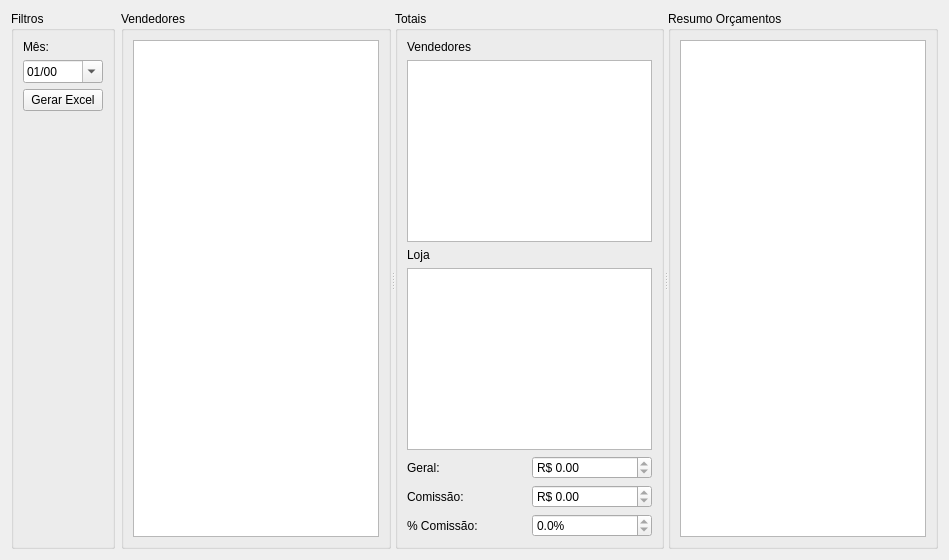
Above: ui/widgetrelatorio.ui from darktorres/ERP-STACCATO before the change. Below: the same form after it.
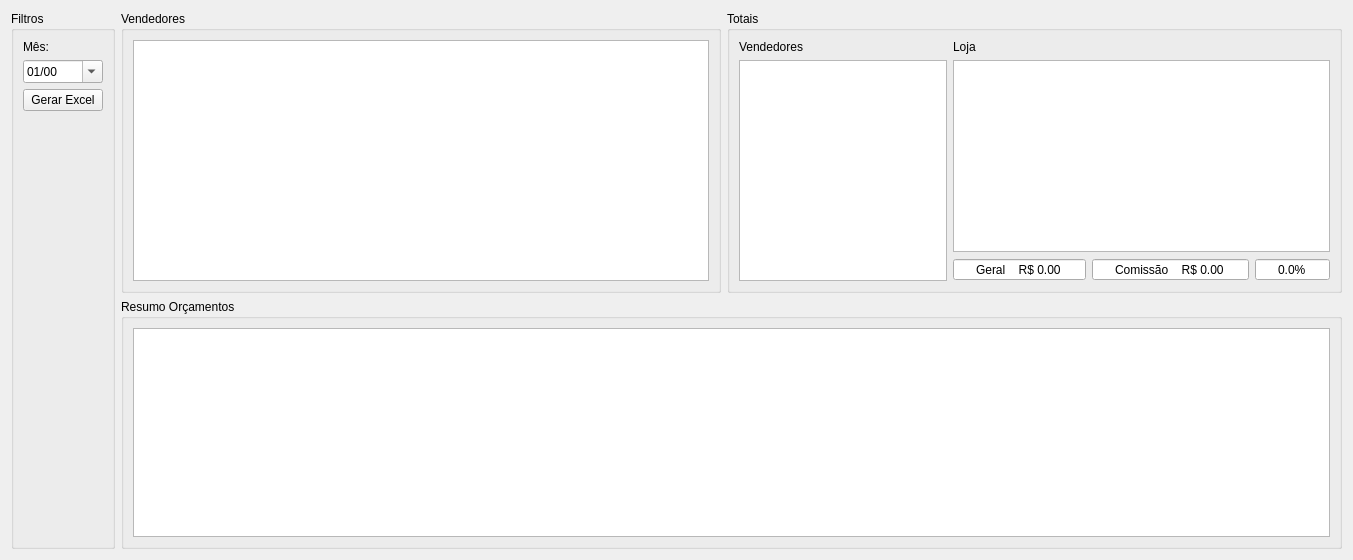
That is the form after the change. Custom widgets are drawn as their Qt base class.

```diff
--- a/ui/widgetrelatorio.ui
+++ b/ui/widgetrelatorio.ui
@@ -6,15 +6,199 @@
    <rect>
     <x>0</x>
     <y>0</y>
-    <width>949</width>
+    <width>1353</width>
     <height>560</height>
    </rect>
   </property>
   <property name="windowTitle">
    <string>Form</string>
   </property>
-  <layout class="QGridLayout" name="gridLayout">
-   <item row="0" column="0">
+  <layout class="QGridLayout" name="gridLayout_6">
+   <item row="0" column="1">
+    <widget class="QGroupBox" name="groupBox">
+     <property name="minimumSize">
+      <size>
+       <width>600</width>
+       <height>0</height>
+      </size>
+     </property>
+     <property name="title">
+      <string>Vendedores</string>
+     </property>
+     <layout class="QGridLayout" name="gridLayout_2">
+      <item row="1" column="2" rowspan="4" colspan="3">
+       <widget class="TableView" name="tableRelatorio">
+        <property name="mouseTracking">
+         <bool>true</bool>
+        </property>
+        <property name="editTriggers">
+         <set>QAbstractItemView::NoEditTriggers</set>
+        </property>
+        <property name="alternatingRowColors">
+         <bool>true</bool>
+        </property>
+        <property name="selectionBehavior">
+         <enum>QAbstractItemView::SelectRows</enum>
+        </property>
+       </widget>
+      </item>
+     </layout>
+    </widget>
+   </item>
+   <item row="0" column="2">
+    <widget class="QGroupBox" name="groupBoxTotais">
+     <property name="title">
+      <string>Totais</string>
+     </property>
+     <layout class="QGridLayout" name="gridLayout_4">
+      <item row="0" column="0">
+       <widget class="QLabel" name="labelTotalVendedor">
+        <property name="text">
+         <string>Vendedores</string>
+        </property>
+       </widget>
+      </item>
+      <item row="0" column="1">
+       <widget class="QLabel" name="labelTotalLoja">
+        <property name="text">
+         <string>Loja</string>
+        </property>
+       </widget>
+      </item>
+      <item row="1" column="1">
+       <widget class="TableView" name="tableTotalLoja">
+        <property name="mouseTracking">
+         <bool>true</bool>
+        </property>
+        <property name="editTriggers">
+         <set>QAbstractItemView::NoEditTriggers</set>
+        </property>
+        <property name="alternatingRowColors">
+         <bool>true</bool>
+        </property>
+        <property name="selectionBehavior">
+         <enum>QAbstractItemView::SelectRows</enum>
+        </property>
+       </widget>
+      </item>
+      <item row="2" column="1">
+       <layout class="QGridLayout" name="gridLayout">
+        <item row="0" column="1">
+         <widget class="QDoubleSpinBox" name="doubleSpinBoxValorComissao">
+          <property name="alignment">
+           <set>Qt::AlignCenter</set>
+          </property>
+          <property name="readOnly">
+           <bool>true</bool>
+          </property>
+          <property name="buttonSymbols">
+           <enum>QAbstractSpinBox::NoButtons</enum>
+          </property>
+          <property name="showGroupSeparator" stdset="0">
+           <bool>true</bool>
+          </property>
+          <property name="prefix">
+           <string>Comissão    R$ </string>
+          </property>
+          <property name="maximum">
+           <double>99999999.989999994635582</double>
+          </property>
+         </widget>
+        </item>
+        <item row="0" column="2">
+         <widget class="QDoubleSpinBox" name="doubleSpinBoxPorcentagemComissao">
+          <property name="alignment">
+           <set>Qt::AlignCenter</set>
+          </property>
+          <property name="readOnly">
+           <bool>true</bool>
+          </property>
+          <property name="buttonSymbols">
+           <enum>QAbstractSpinBox::NoButtons</enum>
+          </property>
+          <property name="showGroupSeparator" stdset="0">
+           <bool>true</bool>
+          </property>
+          <property name="suffix">
+           <string>%</string>
+          </property>
+          <property name="decimals">
+           <number>1</number>
+          </property>
+          <property name="maximum">
+           <double>1000000.000000000000000</double>
+          </property>
+         </widget>
+        </item>
+        <item row="0" column="0">
+         <widget class="QDoubleSpinBox" name="doubleSpinBoxGeral">
+          <property name="alignment">
+           <set>Qt::AlignCenter</set>
+          </property>
+          <property name="readOnly">
+           <bool>true</bool>
+          </property>
+          <property name="buttonSymbols">
+           <enum>QAbstractSpinBox::NoButtons</enum>
+          </property>
+          <property name="showGroupSeparator" stdset="0">
+           <bool>true</bool>
+          </property>
+          <property name="prefix">
+           <string>Geral    R$ </string>
+          </property>
+          <property name="maximum">
+           <double>99999999.989999994635582</double>
+          </property>
+         </widget>
+        </item>
+       </layout>
+      </item>
+      <item row="1" column="0" rowspan="2">
+       <widget class="TableView" name="tableTotalVendedor">
+        <property name="mouseTracking">
+         <bool>true</bool>
+        </property>
+        <property name="editTriggers">
+         <set>QAbstractItemView::NoEditTriggers</set>
+        </property>
+        <property name="alternatingRowColors">
+         <bool>true</bool>
+        </property>
+        <property name="selectionBehavior">
+         <enum>QAbstractItemView::SelectRows</enum>
+        </property>
+       </widget>
+      </item>
+     </layout>
+    </widget>
+   </item>
+   <item row="1" column="1" colspan="2">
+    <widget class="QGroupBox" name="groupBoxResumoOrcamento">
+     <property name="title">
+      <string>Resumo Orçamentos</string>
+     </property>
+     <layout class="QGridLayout" name="gridLayout_5">
+      <item row="0" column="0">
+       <widget class="TableView" name="tableResumoOrcamento">
+        <property name="mouseTracking">
+         <bool>true</bool>
+        </property>
+        <property name="editTriggers">
+         <set>QAbstractItemView::NoEditTriggers</set>
+        </property>
+        <property name="alternatingRowColors">
+         <bool>true</bool>
+        </property>
+        <property name="selectionBehavior">
+         <enum>QAbstractItemView::SelectRows</enum>
+        </property>
+       </widget>
+      </item>
+     </layout>
+    </widget>
+   </item>
+   <item row="0" column="0" rowspan="2">
     <widget class="QGroupBox" name="groupBox_2">
      <property name="sizePolicy">
       <sizepolicy hsizetype="Maximum" vsizetype="Preferred">
@@ -66,184 +250,6 @@
      </layout>
     </widget>
    </item>
-   <item row="0" column="1">
-    <widget class="QSplitter" name="splitter">
-     <property name="orientation">
-      <enum>Qt::Horizontal</enum>
-     </property>
-     <widget class="QGroupBox" name="groupBox">
-      <property name="title">
-       <string>Vendedores</string>
-      </property>
-      <layout class="QGridLayout" name="gridLayout_2">
-       <item row="1" column="2" rowspan="4" colspan="3">
-        <widget class="TableView" name="tableRelatorio">
-         <property name="mouseTracking">
-          <bool>true</bool>
-         </property>
-         <property name="editTriggers">
-          <set>QAbstractItemView::NoEditTriggers</set>
-         </property>
-         <property name="alternatingRowColors">
-          <bool>true</bool>
-         </property>
-         <property name="selectionBehavior">
-          <enum>QAbstractItemView::SelectRows</enum>
-         </property>
-        </widget>
-       </item>
-      </layout>
-     </widget>
-     <widget class="QGroupBox" name="groupBoxTotais">
-      <property name="title">
-       <string>Totais</string>
-      </property>
-      <layout class="QGridLayout" name="gridLayout_4">
-       <item row="5" column="0">
-        <widget class="QLabel" name="labelComissao">
-         <property name="text">
-          <string>Comissão:</string>
-         </property>
-        </widget>
-       </item>
-       <item row="2" column="0">
-        <widget class="QLabel" name="labelTotalLoja">
-         <property name="text">
-          <string>Loja</string>
-         </property>
-        </widget>
-       </item>
-       <item row="0" column="0">
-        <widget class="QLabel" name="labelTotalVendedor">
-         <property name="text">
-          <string>Vendedores</string>
-         </property>
-        </widget>
-       </item>
-       <item row="4" column="0">
-        <widget class="QLabel" name="labelGeral">
-         <property name="text">
-          <string>Geral:</string>
-         </property>
-        </widget>
-       </item>
-       <item row="4" column="1">
-        <widget class="QDoubleSpinBox" name="doubleSpinBoxGeral">
-         <property name="readOnly">
-          <bool>true</bool>
-         </property>
-         <property name="showGroupSeparator" stdset="0">
-          <bool>true</bool>
-         </property>
-         <property name="prefix">
-          <string>R$ </string>
-         </property>
-         <property name="maximum">
-          <double>99999999.989999994635582</double>
-         </property>
-        </widget>
-       </item>
-       <item row="1" column="0" colspan="2">
-        <widget class="TableView" name="tableTotalVendedor">
-         <property name="mouseTracking">
-          <bool>true</bool>
-         </property>
-         <property name="editTriggers">
-          <set>QAbstractItemView::NoEditTriggers</set>
-         </property>
-         <property name="alternatingRowColors">
-          <bool>true</bool>
-         </property>
-         <property name="selectionBehavior">
-          <enum>QAbstractItemView::SelectRows</enum>
-         </property>
-        </widget>
-       </item>
-       <item row="3" column="0" colspan="2">
-        <widget class="TableView" name="tableTotalLoja">
-         <property name="mouseTracking">
-          <bool>true</bool>
-         </property>
-         <property name="editTriggers">
-          <set>QAbstractItemView::NoEditTriggers</set>
-         </property>
-         <property name="alternatingRowColors">
-          <bool>true</bool>
-         </property>
-         <property name="selectionBehavior">
-          <enum>QAbstractItemView::SelectRows</enum>
-         </property>
-        </widget>
-       </item>
-       <item row="6" column="0">
-        <widget class="QLabel" name="labelPorcentagemComissao">
-         <property name="text">
-          <string>% Comissão:</string>
-         </property>
-        </widget>
-       </item>
-       <item row="5" column="1">
-        <widget class="QDoubleSpinBox" name="doubleSpinBoxValorComissao">
-         <property name="readOnly">
-          <bool>true</bool>
-         </property>
-         <property name="showGroupSeparator" stdset="0">
-          <bool>true</bool>
-         </property>
-         <property name="prefix">
-          <string>R$ </string>
-         </property>
-         <property name="maximum">
-          <double>99999999.989999994635582</double>
-         </property>
-        </widget>
-       </item>
-       <item row="6" column="1">
-        <widget class="QDoubleSpinBox" name="doubleSpinBoxPorcentagemComissao">
-         <property name="readOnly">
-          <bool>true</bool>
-         </property>
-         <property name="showGroupSeparator" stdset="0">
-          <bool>true</bool>
-         </property>
-         <property name="suffix">
-          <string>%</string>
-         </property>
-         <property name="decimals">
-          <number>1</number>
-         </property>
-         <property name="maximum">
-          <double>1000000.000000000000000</double>
-         </property>
-        </widget>
-       </item>
-      </layout>
-     </widget>
-     <widget class="QGroupBox" name="groupBoxResumoOrcamento">
-      <property name="title">
-       <string>Resumo Orçamentos</string>
-      </property>
-      <layout class="QGridLayout" name="gridLayout_5">
-       <item row="0" column="0">
-        <widget class="TableView" name="tableResumoOrcamento">
-         <property name="mouseTracking">
-          <bool>true</bool>
-         </property>
-         <property name="editTriggers">
-          <set>QAbstractItemView::NoEditTriggers</set>
-         </property>
-         <property name="alternatingRowColors">
-          <bool>true</bool>
-         </property>
-         <property name="selectionBehavior">
-          <enum>QAbstractItemView::SelectRows</enum>
-         </property>
-        </widget>
-       </item>
-      </layout>
-     </widget>
-    </widget>
-   </item>
   </layout>
  </widget>
  <customwidgets>
```
